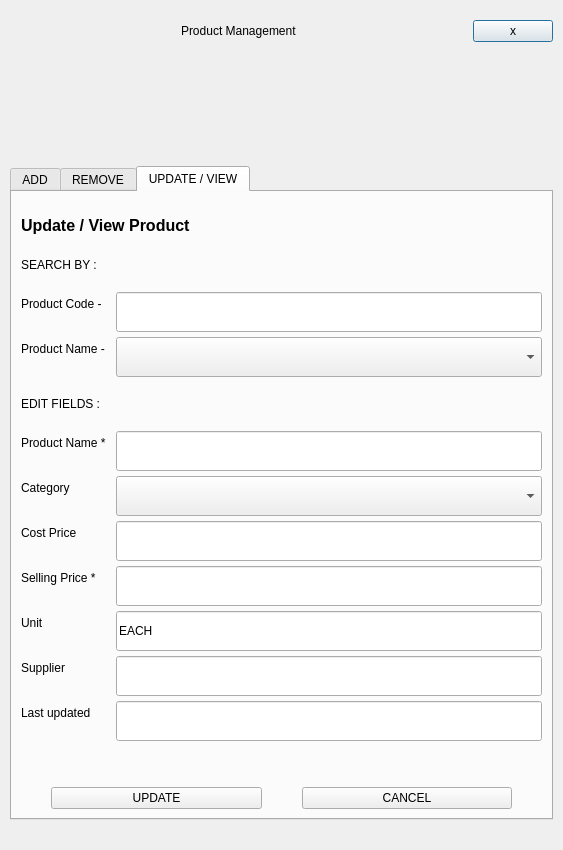
Above: Project/ui/product_menu.ui from Selvam-T/POS before the change. Below: the same form after it.
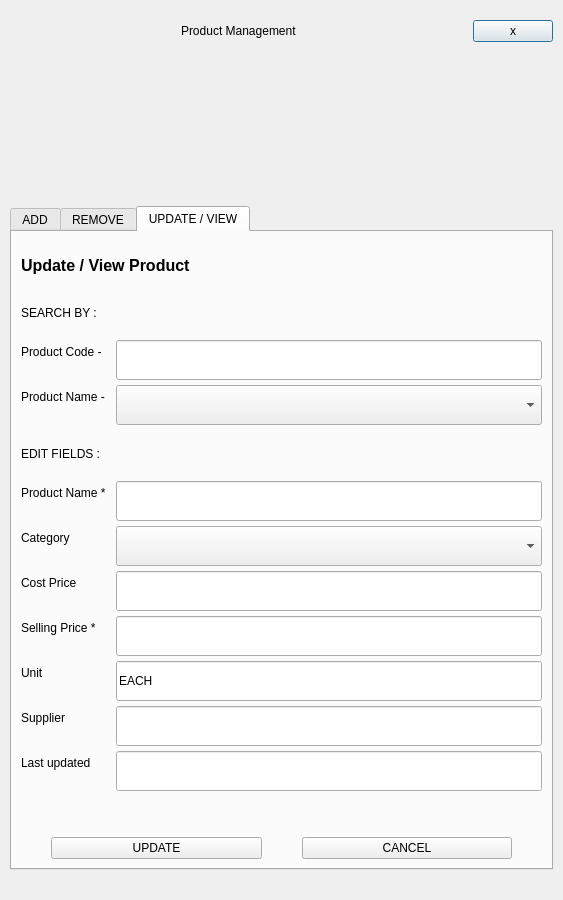
That is the form after the change. The open tabs and pages were chosen to show the change.

Commit message: menu.qss updated

The edit to the form file:
```diff
--- a/Project/ui/product_menu.ui
+++ b/Project/ui/product_menu.ui
@@ -7,13 +7,13 @@
     <x>0</x>
     <y>0</y>
     <width>563</width>
-    <height>850</height>
+    <height>900</height>
    </rect>
   </property>
   <property name="minimumSize">
    <size>
     <width>0</width>
-    <height>850</height>
+    <height>900</height>
    </size>
   </property>
   <layout class="QVBoxLayout" name="mainVerticalLayout">
@@ -800,12 +800,12 @@
           <enum>Qt::Vertical</enum>
          </property>
          <property name="sizeType">
-          <enum>QSizePolicy::Expanding</enum>
+          <enum>QSizePolicy::Fixed</enum>
          </property>
          <property name="sizeHint" stdset="0">
           <size>
            <width>20</width>
-           <height>15</height>
+           <height>25</height>
           </size>
          </property>
         </spacer>
```
Left out of the diff: 6 changed lines with no effect on the pictures. The commit also changes 5 other files.
